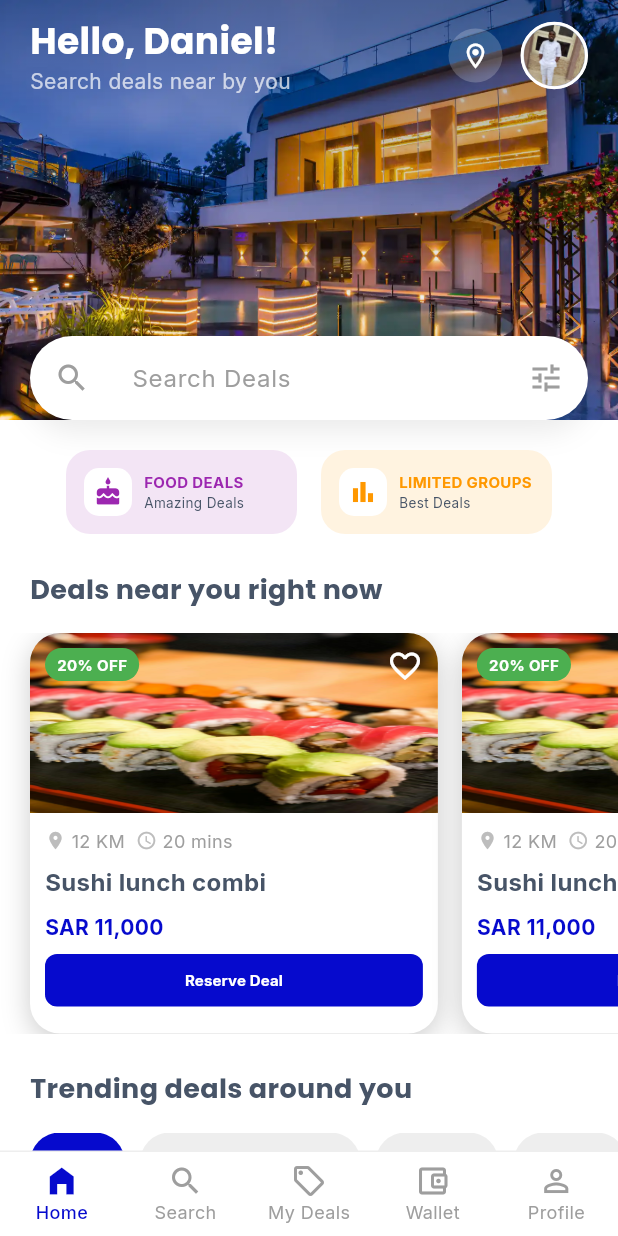
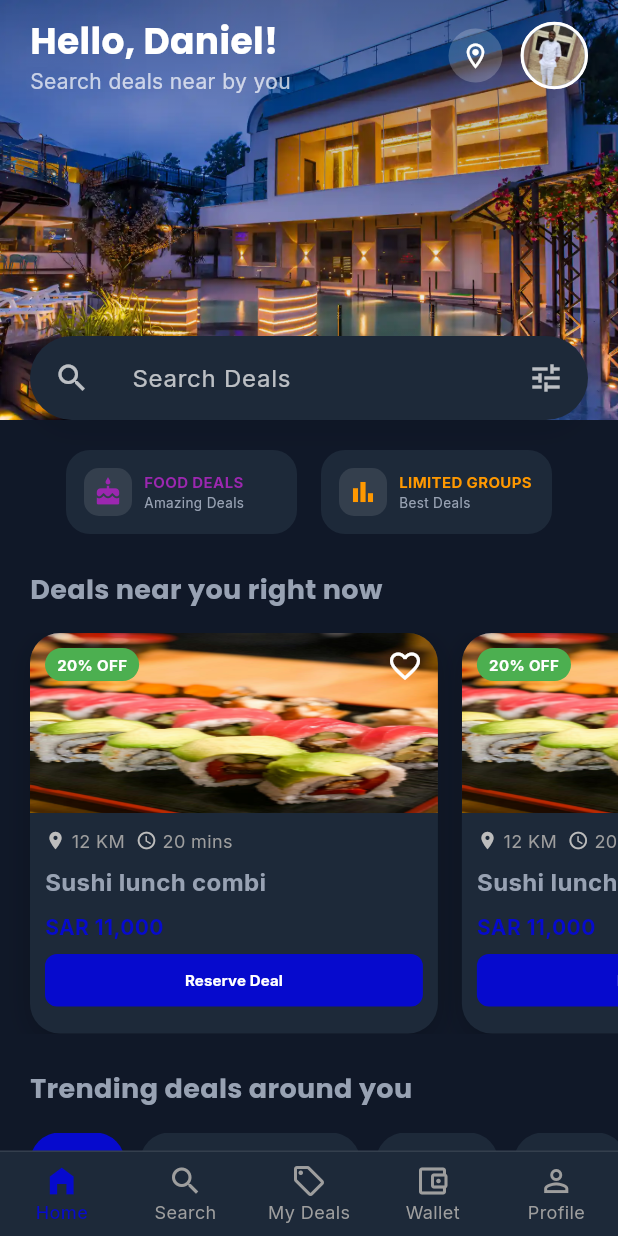
Before and after one commit to Usman-bin-Khalid/Kupoona_App, a Flutter app: the CustomerHomeScreen screen opened directly, on a phone screen of 412 x 824 dp. Run offline on Flutter 3.47's test engine with Material 3 defaults, Android fonts, the light colour scheme and no system bars; our stand-ins replace google_fonts.

```diff
--- a/lib/main.dart
+++ b/lib/main.dart
@@ -22,7 +22,7 @@ class MyApp extends StatelessWidget {
       title: 'Kuponna App',
       theme: AppTheme.lightTheme,
       darkTheme: AppTheme.darkTheme,
-      themeMode: ThemeMode.light, // Supports both light and dark modes
+      themeMode: ThemeMode.dark, // Supports both light and dark modes
       home: const UserSelectionScreen(),
       debugShowCheckedModeBanner: false,
     );
--- a/lib/views/screens/customer/customer_home_screen.dart
+++ b/lib/views/screens/customer/customer_home_screen.dart
@@ -80,7 +80,7 @@ class _CustomerHomeScreenState extends State<CustomerHomeScreen> {
             _buildSectionHeader("Top Deals This Week", showSeeMore: true),
             const SizedBox(height: 16),
             _buildTopDealsThisWeek(isDark),
-            const SizedBox(height: 100), // Space for bottom nav
+            const SizedBox(height: 100),
           ],
         ),
       ),
```
